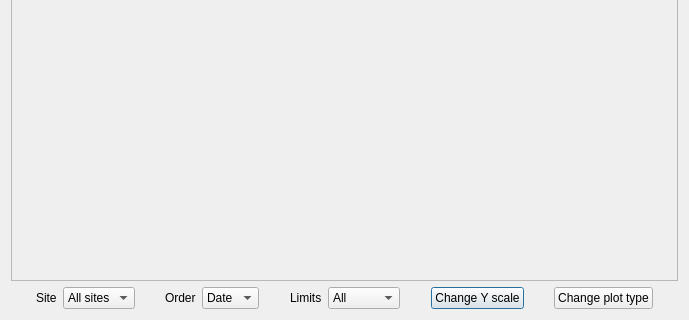
Old version of the form ui/plotDialog.ui in the repository Unvire/DataAnalyzer; both pictures show x 0 to 689 and y 227 to 547 of the 689 by 547 pixel window.
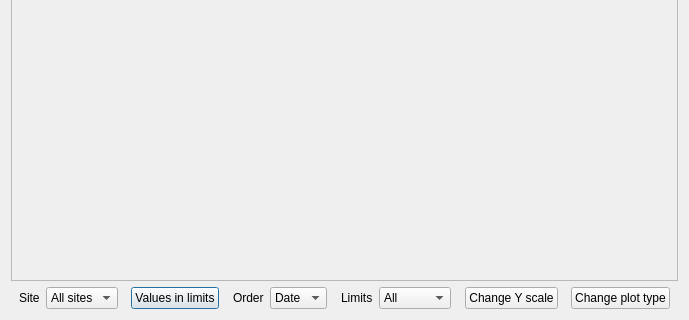
New version of the form.

Commit message: Adds new valuesInLimits logic for dialogPlot

The edit to the form file:
```diff
--- a/ui/plotDialog.ui
+++ b/ui/plotDialog.ui
@@ -79,6 +79,29 @@
          </property>
         </spacer>
        </item>
+       <item>
+        <widget class="QPushButton" name="valuesInLimitsButton">
+         <property name="text">
+          <string>Values in limits</string>
+         </property>
+         <property name="checkable">
+          <bool>true</bool>
+         </property>
+        </widget>
+       </item>
+       <item>
+        <spacer name="horizontalSpacer_7">
+         <property name="orientation">
+          <enum>Qt::Horizontal</enum>
+         </property>
+         <property name="sizeHint" stdset="0">
+          <size>
+           <width>40</width>
+           <height>20</height>
+          </size>
+         </property>
+        </spacer>
+       </item>
        <item>
         <widget class="QLabel" name="plotOrderByLabel">
          <property name="text">
```
The commit also changes 1 other file.
